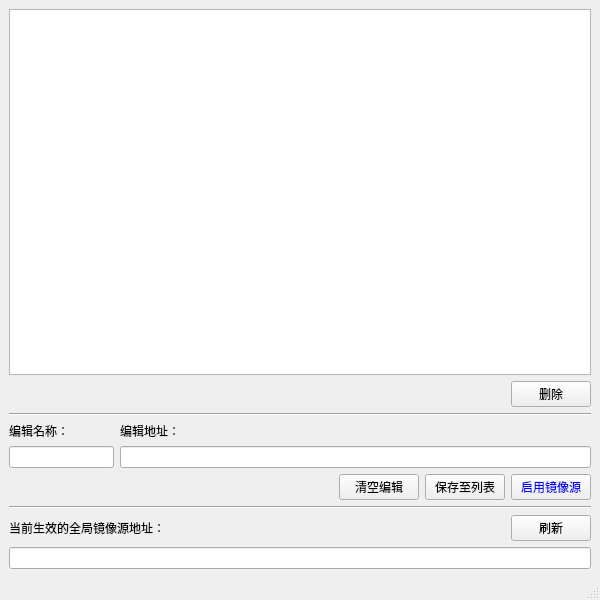
First picture: the form in interface/MirrorSourceManager.ui, repository hrpzcf/AwesomePyKit, before the edit.
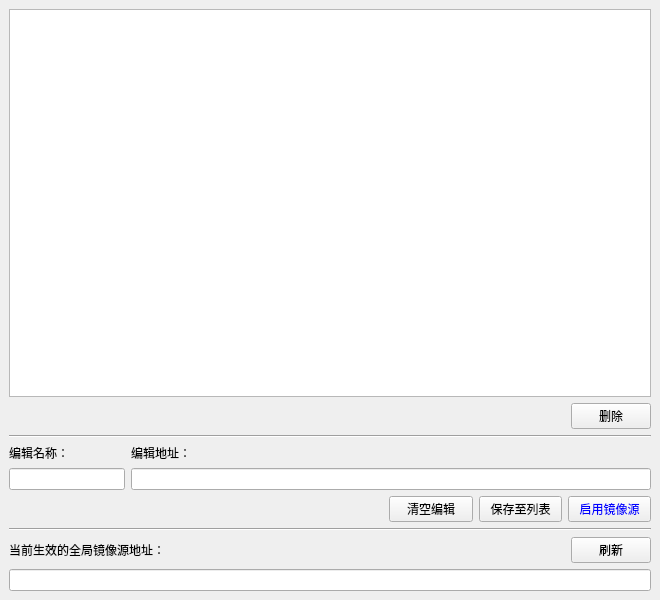
Second picture: the form after the edit.

Commit message: fix: 修改镜像源设置工具的提示方式为信息窗口提示

Diff of the .ui file:
```diff
--- a/interface/MirrorSourceManager.ui
+++ b/interface/MirrorSourceManager.ui
@@ -9,7 +9,7 @@
    <rect>
     <x>0</x>
     <y>0</y>
-    <width>600</width>
+    <width>660</width>
     <height>600</height>
    </rect>
   </property>
@@ -220,14 +220,6 @@
     </item>
    </layout>
   </widget>
-  <widget class="QStatusBar" name="statusbar">
-   <property name="font">
-    <font>
-     <family>Microsoft YaHei UI</family>
-     <pointsize>8</pointsize>
-    </font>
-   </property>
-  </widget>
  </widget>
  <resources/>
  <connections/>
```
The commit also changes 2 other files.
